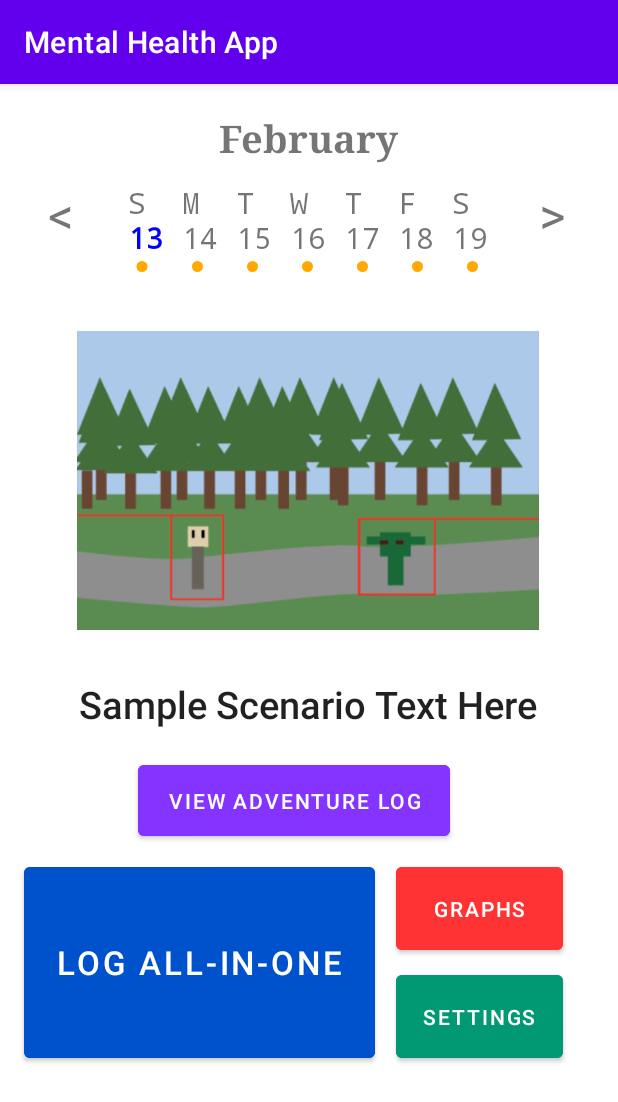
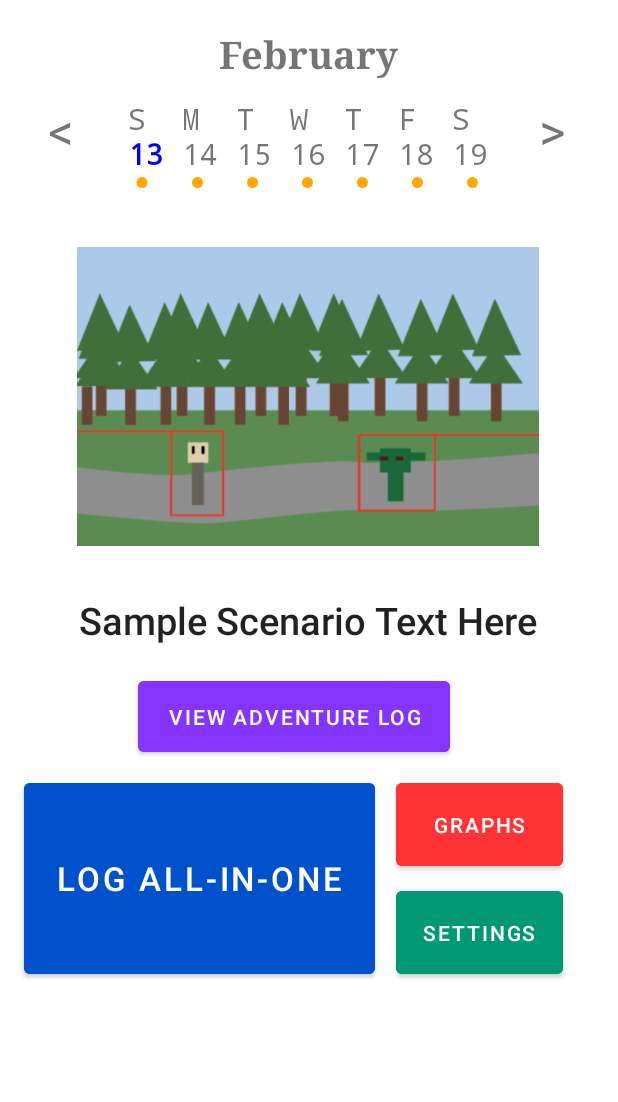
Before and after one commit to joshuabreininger/SeniorProjectMentalHealthApp, an Android app: the screen it shows after launch (MainActivity), on a phone screen of 412 x 824 dp. Shown: the top 1102 px of the screen. Run offline under Robolectric (Android 15) with nearby library versions, the phone set to English and light mode, and no system bars; libraries missing offline, so code that uses them is left out: com.github.mikephil.charting, com.prolificinteractive.materialcalendarview.

Commit message:
Added notification test
Added a notification test in MainActivity and removed the title header on the app.

```diff
--- a/MainActivity/app/build.gradle
+++ b/MainActivity/app/build.gradle
@@ -27,6 +27,8 @@ android {
     }
 }
 
+
+
 dependencies {
 
     implementation 'androidx.appcompat:appcompat:1.2.0'
@@ -37,4 +39,6 @@ dependencies {
     androidTestImplementation 'androidx.test.espresso:espresso-core:3.3.0'
     implementation 'com.github.PhilJay:MPAndroidChart:v3.1.0'
     implementation 'com.prolificinteractive:material-calendarview:1.4.2'
+
+    implementation "androidx.core:core:1.6.0"
 }
--- a/MainActivity/app/src/main/java/com/example/mainactivity/MainActivity.java
+++ b/MainActivity/app/src/main/java/com/example/mainactivity/MainActivity.java
@@ -1,38 +1,28 @@
 package com.example.mainactivity;
 
 
+import android.app.AlertDialog;
+import android.app.NotificationChannel;
+import android.app.NotificationManager;
+import android.app.PendingIntent;
+import android.content.Intent;
+import android.graphics.Color;
+import android.os.Build;
+import android.os.Bundle;
+import android.text.Html;
+import android.view.View;
+import android.widget.Button;
+import android.widget.EditText;
+import android.widget.ImageView;
+import android.widget.ListView;
+import android.widget.TextView;
+
 import androidx.annotation.NonNull;
 import androidx.appcompat.app.AppCompatActivity;
-
-
-import android.app.AlertDialog;
-import android.graphics.Color;
-import android.media.Image;
-import android.media.metrics.Event;
-import android.text.Html;
-import android.util.Log;
-import android.view.View;
-import android.widget.Button;
-import android.widget.CalendarView;
-import android.widget.EditText;
-import android.widget.ImageView;
-import android.widget.LinearLayout;
-import android.widget.ListView;
-import android.widget.TextView;
-import android.os.Bundle;
-
-import java.text.DateFormat;
-import java.text.ParseException;
-import java.text.SimpleDateFormat;
-import java.util.Calendar;
+import androidx.core.app.NotificationCompat;
+import androidx.core.app.NotificationManagerCompat;
 
 import com.example.mainactivity.Data.DataBaseHandler;
-import com.example.mainactivity.Model.Item;
-
-import java.util.ArrayList;
-import java.util.Date;
-import java.util.Locale;
-
 import com.github.mikephil.charting.charts.PieChart;
 import com.github.mikephil.charting.components.Legend;
 import com.github.mikephil.charting.data.PieData;
@@ -43,6 +33,10 @@ import com.github.mikephil.charting.utils.ColorTemplate;
 import com.prolificinteractive.materialcalendarview.CalendarDay;
 import com.prolificinteractive.materialcalendarview.MaterialCalendarView;
 import com.prolificinteractive.materialcalendarview.OnDateSelectedListener;
+
+import java.util.ArrayList;
+import java.util.Calendar;
+import java.util.Locale;
 
 public class MainActivity extends AppCompatActivity {
 
@@ -90,6 +84,8 @@ public class MainActivity extends AppCompatActivity {
     //log all-in-one exercise menu variables
     private Button exercise_button_ok, exercise_button_skip;
     private EditText exerciseInput_edittext;
+
+
 
 
     //unused test popup
@@ -488,6 +484,7 @@ public class MainActivity extends AppCompatActivity {
         //gets and shows the main screen
         super.onCreate(savedInstanceState);
         setContentView(R.layout.activity_main);
+
         listview = findViewById(R.id.listViewID);
 
         //main screen buttons
@@ -509,6 +506,27 @@ public class MainActivity extends AppCompatActivity {
         settings_button = (Button) findViewById(R.id.buttonSettings);
         graphs_button = (Button) findViewById(R.id.buttonGraph);
         adventure_log_button = (Button) findViewById(R.id.buttonViewAdventure);
+
+        //calls the notification creation function
+        createNotificationChannel();
+
+        //set the intent of the notification to be used when building it (what happens when you click it)
+        Intent notifIntent = new Intent(this, MainActivity.class);
+        PendingIntent contentIntent = PendingIntent.getActivity(this, 0, notifIntent, 0);
+
+        //notification builder
+        NotificationCompat.Builder builder = new NotificationCompat.Builder(this, "testChannel")
+                .setSmallIcon(R.drawable.input_dot)
+                .setContentTitle("Test Notification")
+                .setContentText("This is a test notification.")
+                .setContentIntent(contentIntent)
+                .setPriority(NotificationCompat.PRIORITY_DEFAULT);
+
+        //notification manager
+        NotificationManagerCompat notificationManager = NotificationManagerCompat.from(this);
+
+        //calls the notification
+        notificationManager.notify(100, builder.build());
 
         //click listener for changing calender
         monthView.setOnClickListener(new View.OnClickListener() {
@@ -561,6 +579,22 @@ public class MainActivity extends AppCompatActivity {
 
         updateDateTime();
         updateCalendarView();
+    }
+
+    private void createNotificationChannel() {
+
+        if (Build.VERSION.SDK_INT >= Build.VERSION_CODES.O) {
+            CharSequence name = "testNotification";
+            String description = "A test notification.";
+            int importance = NotificationManager.IMPORTANCE_DEFAULT;
+            NotificationChannel channel = new NotificationChannel("testChannel", name, importance);
+            channel.setDescription(description);
+
+            // Register the channel with the system; you can't change the importance
+            // or other notification behaviors after this
+            NotificationManager notificationManager = getSystemService(NotificationManager.class);
+            notificationManager.createNotificationChannel(channel);
+        }
     }
 
     @Override
--- a/MainActivity/app/src/main/res/values-night/themes.xml
+++ b/MainActivity/app/src/main/res/values-night/themes.xml
@@ -1,6 +1,6 @@
 <resources xmlns:tools="http://schemas.android.com/tools">
     <!-- Base application theme. -->
-    <style name="Theme.MainActivity" parent="Theme.MaterialComponents.DayNight.DarkActionBar">
+    <style name="Theme.MainActivity" parent="Theme.MaterialComponents.DayNight.NoActionBar">
         <!-- Primary brand color. -->
         <item name="colorPrimary">@color/purple_200</item>
         <item name="colorPrimaryVariant">@color/purple_700</item>
--- a/MainActivity/app/src/main/res/values/themes.xml
+++ b/MainActivity/app/src/main/res/values/themes.xml
@@ -1,6 +1,6 @@
 <resources xmlns:tools="http://schemas.android.com/tools">
     <!-- Base application theme. -->
-    <style name="Theme.MainActivity" parent="Theme.MaterialComponents.DayNight.DarkActionBar">
+    <style name="Theme.MainActivity" parent="Theme.MaterialComponents.DayNight.NoActionBar">
         <!-- Primary brand color. -->
         <item name="colorPrimary">@color/purple_500</item>
         <item name="colorPrimaryVariant">@color/purple_700</item>
```
